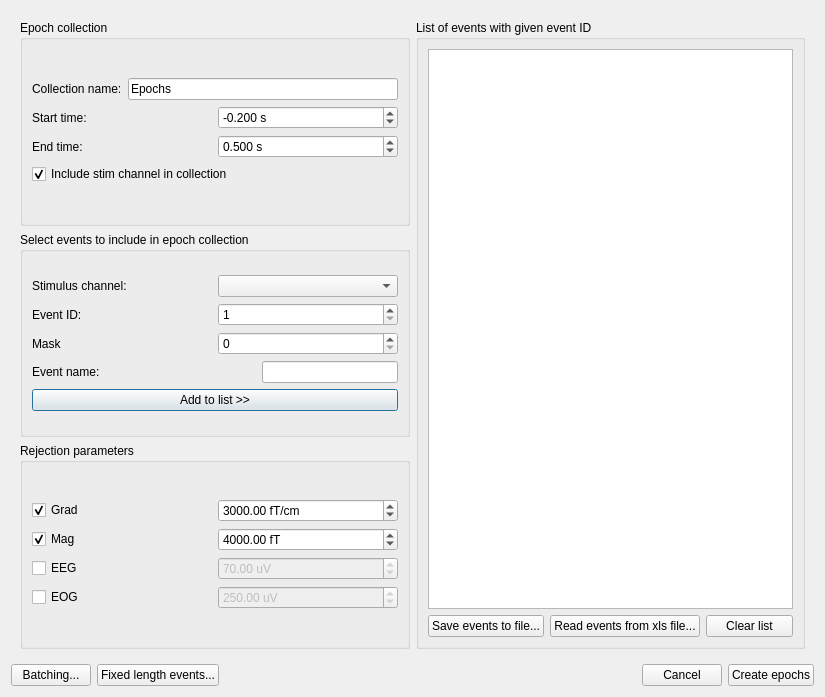
The window that qt4Designer_ui_files/eventSelectionDialogUi.ui (cibr-jyu/meggie) describes before a commit, drawn with Qt 5.
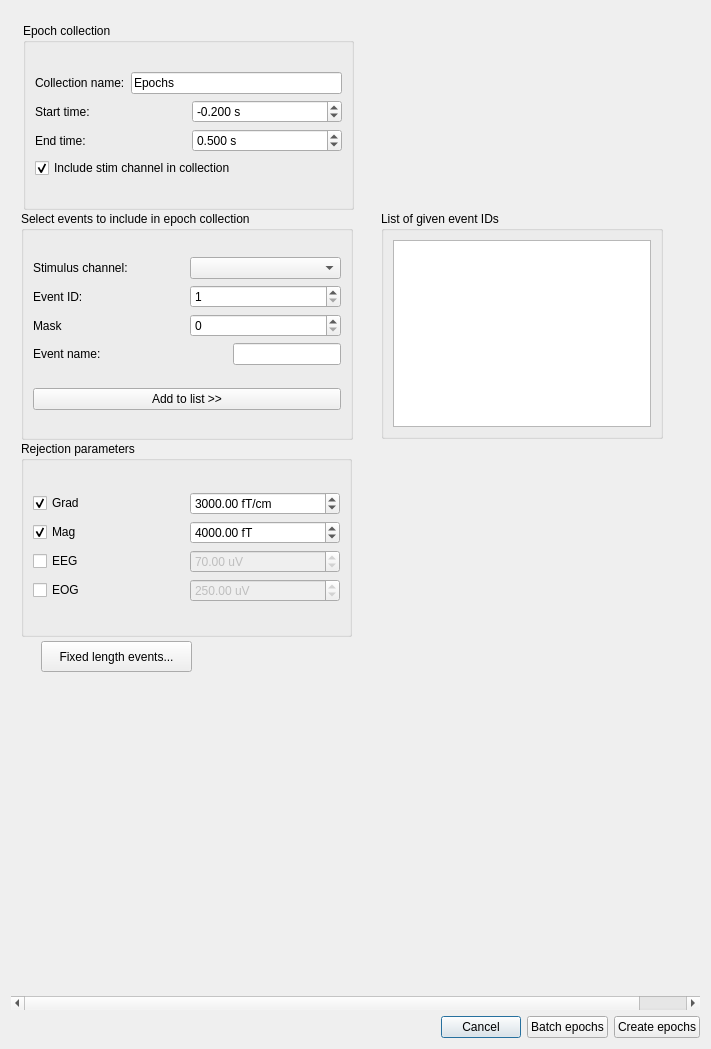
The same window after the commit.

Commit message: Modifying the epoch creation dialog UI

What changed in the file:
```diff
--- a/qt4Designer_ui_files/eventSelectionDialogUi.ui
+++ b/qt4Designer_ui_files/eventSelectionDialogUi.ui
@@ -9,14 +9,58 @@
    <rect>
     <x>0</x>
     <y>0</y>
-    <width>825</width>
-    <height>697</height>
+    <width>711</width>
+    <height>1049</height>
    </rect>
   </property>
   <property name="windowTitle">
    <string>Meggie - Epoch Creation</string>
   </property>
   <layout class="QGridLayout" name="gridLayout">
+   <item row="2" column="0">
+    <layout class="QHBoxLayout" name="horizontalLayout_10">
+     <property name="leftMargin">
+      <number>0</number>
+     </property>
+     <property name="topMargin">
+      <number>0</number>
+     </property>
+     <item>
+      <spacer name="horizontalSpacer_2">
+       <property name="orientation">
+        <enum>Qt::Horizontal</enum>
+       </property>
+       <property name="sizeHint" stdset="0">
+        <size>
+         <width>40</width>
+         <height>20</height>
+        </size>
+       </property>
+      </spacer>
+     </item>
+     <item>
+      <widget class="QPushButton" name="pushButtonCancel">
+       <property name="text">
+        <string>Cancel</string>
+       </property>
+      </widget>
+     </item>
+     <item>
+      <widget class="QPushButton" name="pushButtonComputeBatch">
+       <property name="text">
+        <string>Batch epochs</string>
+       </property>
+      </widget>
+     </item>
+     <item>
+      <widget class="QPushButton" name="pushButtonCompute">
+       <property name="text">
+        <string>Create epochs</string>
+       </property>
+      </widget>
+     </item>
+    </layout>
+   </item>
    <item row="0" column="0">
     <widget class="QScrollArea" name="scrollArea">
      <property name="enabled">
@@ -25,6 +69,9 @@
      <property name="frameShape">
       <enum>QFrame::NoFrame</enum>
      </property>
+     <property name="frameShadow">
+      <enum>QFrame::Plain</enum>
+     </property>
      <property name="widgetResizable">
       <bool>true</bool>
      </property>
@@ -33,8 +80,8 @@
        <rect>
         <x>0</x>
         <y>0</y>
-        <width>807</width>
-        <height>644</height>
+        <width>741</width>
+        <height>979</height>
        </rect>
       </property>
       <property name="minimumSize">
@@ -43,19 +90,60 @@
         <height>400</height>
        </size>
       </property>
-      <layout class="QGridLayout" name="gridLayout_7">
+      <widget class="QPushButton" name="pushButtonFixedLength">
+       <property name="geometry">
+        <rect>
+         <x>30</x>
+         <y>630</y>
+         <width>151</width>
+         <height>31</height>
+        </rect>
+       </property>
+       <property name="text">
+        <string>Fixed length events...</string>
+       </property>
+      </widget>
+      <widget class="QGroupBox" name="groupBox">
+       <property name="geometry">
+        <rect>
+         <x>370</x>
+         <y>200</y>
+         <width>282</width>
+         <height>228</height>
+        </rect>
+       </property>
+       <property name="title">
+        <string>List of given event IDs</string>
+       </property>
+       <layout class="QGridLayout" name="gridLayout_3">
        <item row="0" column="0">
-        <layout class="QHBoxLayout" name="horizontalLayout_8">
-         <item>
-          <layout class="QVBoxLayout" name="verticalLayout">
-           <item>
-            <layout class="QGridLayout" name="gridLayout_2">
-             <item row="1" column="0">
+         <widget class="QListWidget" name="listWidgetEventIDs"/>
+        </item>
+       </layout>
+      </widget>
+      <widget class="QWidget" name="widget" native="true">
+       <property name="geometry">
+        <rect>
+         <x>30</x>
+         <y>680</y>
+         <width>581</width>
+         <height>281</height>
+        </rect>
+       </property>
+      </widget>
               <widget class="QGroupBox" name="groupBoxEvent">
+       <property name="geometry">
+        <rect>
+         <x>10</x>
+         <y>200</y>
+         <width>332</width>
+         <height>229</height>
+        </rect>
+       </property>
                <property name="title">
                 <string>Select events to include in epoch collection</string>
                </property>
-               <layout class="QGridLayout" name="gridLayout_5">
+       <layout class="QGridLayout" name="gridLayout_2">
                 <item row="0" column="0">
                  <layout class="QVBoxLayout" name="verticalLayout_4">
                   <item>
@@ -150,9 +238,9 @@
                     </item>
                    </layout>
                   </item>
-                  <item>
-                   <layout class="QVBoxLayout" name="verticalLayout_3">
-                    <item>
+         </layout>
+        </item>
+        <item row="1" column="0">
                      <widget class="QPushButton" name="pushButtonAdd">
                       <property name="text">
                        <string>Add to list &gt;&gt;</string>
@@ -160,14 +248,16 @@
                      </widget>
                     </item>
                    </layout>
-                  </item>
-                 </layout>
-                </item>
-               </layout>
-              </widget>
-             </item>
-             <item row="2" column="0">
+      </widget>
               <widget class="QGroupBox" name="groupBoxRejection">
+       <property name="geometry">
+        <rect>
+         <x>10</x>
+         <y>430</y>
+         <width>331</width>
+         <height>196</height>
+        </rect>
+       </property>
                <property name="title">
                 <string>Rejection parameters</string>
                </property>
@@ -325,9 +415,15 @@
                 </item>
                </layout>
               </widget>
-             </item>
-             <item row="0" column="0">
               <widget class="QGroupBox" name="groupBoxEpoch">
+       <property name="geometry">
+        <rect>
+         <x>12</x>
+         <y>12</y>
+         <width>331</width>
+         <height>187</height>
+        </rect>
+       </property>
                <property name="title">
                 <string>Epoch collection</string>
                </property>
@@ -429,115 +525,8 @@
                 </item>
                </layout>
               </widget>
-             </item>
-            </layout>
-           </item>
-          </layout>
-         </item>
-         <item>
-          <layout class="QVBoxLayout" name="verticalLayout_2">
-           <item>
-            <widget class="QGroupBox" name="groupBoxEventList">
-             <property name="title">
-              <string>List of events with given event ID</string>
-             </property>
-             <layout class="QGridLayout" name="gridLayout_3">
-              <item row="0" column="0">
-               <widget class="QListWidget" name="listWidgetEvents">
-                <property name="selectionMode">
-                 <enum>QAbstractItemView::ExtendedSelection</enum>
-                </property>
-               </widget>
-              </item>
-              <item row="1" column="0">
-               <layout class="QHBoxLayout" name="horizontalLayout_4">
-                <item>
-                 <widget class="QPushButton" name="pushButtonSaveEvents">
-                  <property name="text">
-                   <string>Save events to file...</string>
-                  </property>
-                 </widget>
-                </item>
-                <item>
-                 <widget class="QPushButton" name="pushButtonReadEvents">
-                  <property name="toolTip">
-                   <string>You can add events from Excel files that are in form: name, sample, previous event id, current event id.</string>
-                  </property>
-                  <property name="text">
-                   <string>Read events from xls file...</string>
-                  </property>
-                 </widget>
-                </item>
-                <item>
-                 <widget class="QPushButton" name="pushButtonClear">
-                  <property name="text">
-                   <string>Clear list</string>
-                  </property>
-                 </widget>
-                </item>
-               </layout>
-              </item>
-             </layout>
-            </widget>
-           </item>
-          </layout>
-         </item>
-        </layout>
-       </item>
-      </layout>
-     </widget>
-    </widget>
-   </item>
-   <item row="1" column="0">
-    <layout class="QHBoxLayout" name="horizontalLayout_10">
-     <property name="leftMargin">
-      <number>0</number>
-     </property>
-     <property name="topMargin">
-      <number>0</number>
-     </property>
-     <item>
-      <widget class="QPushButton" name="pushButtonBatching">
-       <property name="text">
-        <string>Batching...</string>
-       </property>
-      </widget>
-     </item>
-     <item>
-      <widget class="QPushButton" name="pushButtonFixedLength">
-       <property name="text">
-        <string>Fixed length events...</string>
-       </property>
-      </widget>
-     </item>
-     <item>
-      <spacer name="horizontalSpacer_2">
-       <property name="orientation">
-        <enum>Qt::Horizontal</enum>
-       </property>
-       <property name="sizeHint" stdset="0">
-        <size>
-         <width>40</width>
-         <height>20</height>
-        </size>
-       </property>
-      </spacer>
-     </item>
-     <item>
-      <widget class="QPushButton" name="pushButtonCancel">
-       <property name="text">
-        <string>Cancel</string>
-       </property>
-      </widget>
-     </item>
-     <item>
-      <widget class="QPushButton" name="pushButtonCreateEpochs">
-       <property name="text">
-        <string>Create epochs</string>
-       </property>
-      </widget>
-     </item>
-    </layout>
+     </widget>
+    </widget>
    </item>
   </layout>
  </widget>
```
Left out of the diff: 11 changed lines with no effect on the pictures. Lines whose indentation alone changed are shown as unchanged. The commit also changes 1 other file.
